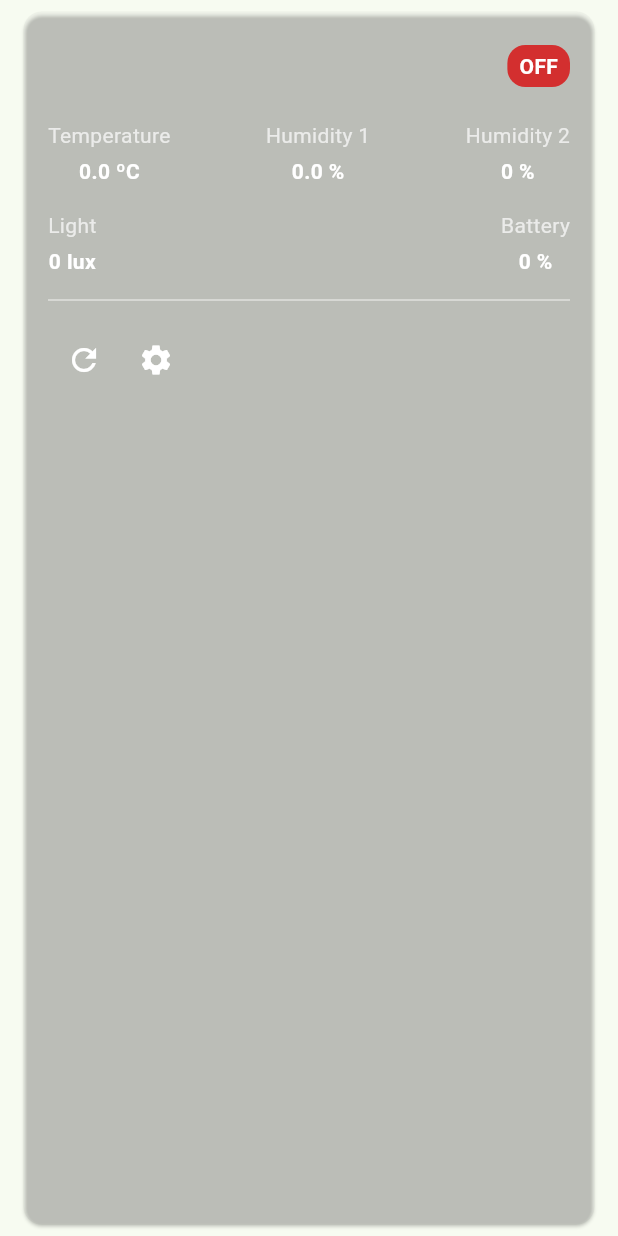
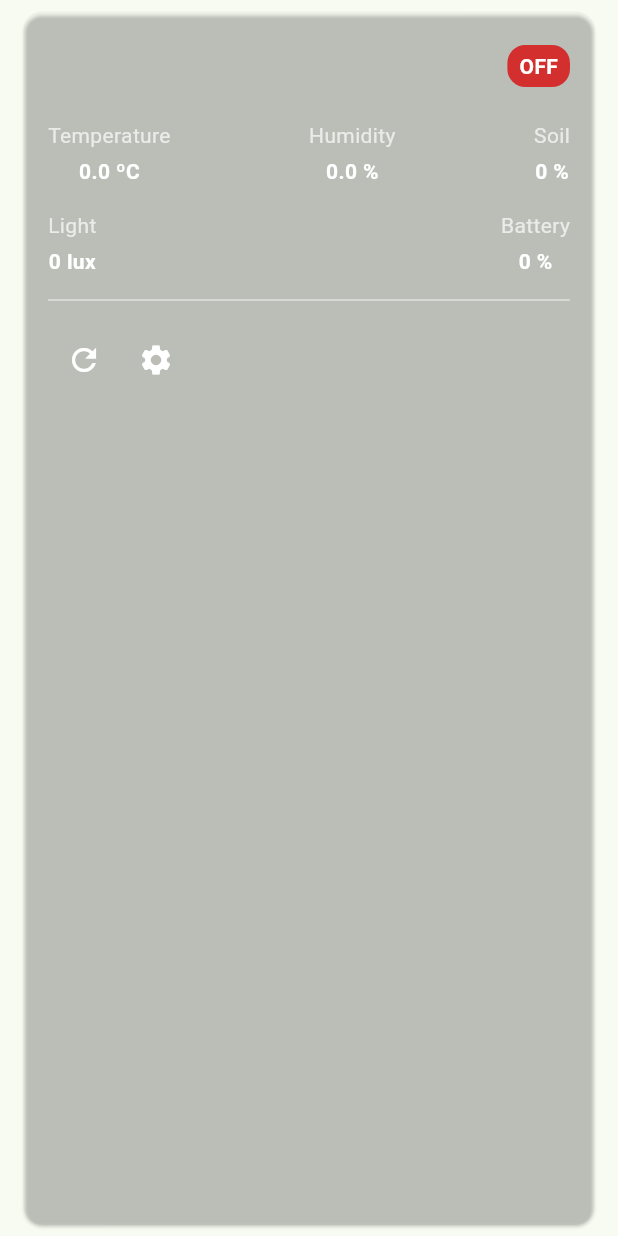
Before and after one commit to EdoSantu24/34365_IoT_Proto, a Flutter app: the PlantInfoCard widget shown alone on an empty page, opened directly with empty values, on a phone screen of 412 x 824 dp. Run offline on Flutter 3.47's test engine with Material 3 defaults, Android fonts, the phone set to English and light mode, and no system bars; network calls fail.

Commit message:
Last min changes

```diff
--- a/flora_app/lib/plant_info_card.dart
+++ b/flora_app/lib/plant_info_card.dart
@@ -71,8 +71,8 @@ class PlantInfoCard extends StatelessWidget {
               mainAxisAlignment: MainAxisAlignment.spaceBetween,
               children: [
                 _buildInfoColumn('Temperature', '$temperature ºC'),
-                _buildInfoColumn('Humidity 1', '${humidity1.toStringAsFixed(1)} %'),
-                _buildInfoColumn('Humidity 2', '$humidity2 %'),
+                _buildInfoColumn('Humidity', '${humidity1.toStringAsFixed(1)} %'),
+                _buildInfoColumn('Soil', '$humidity2 %'),
               ],
             ),
             const SizedBox(height: 16),
```
Also changed, not shown: flora_app/lib/home_page.dart (+7 -6 lines).
